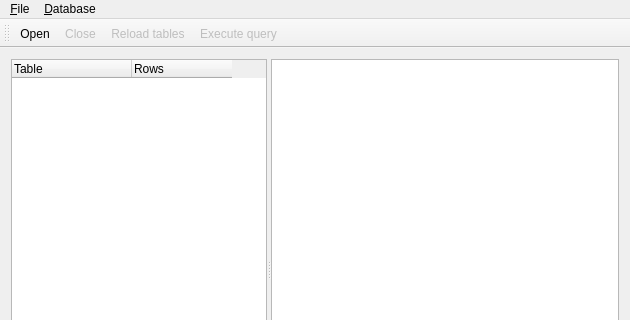
First picture: the form in mainwindow.ui, repository Mange/DBLite, before the edit; both pictures show x 0 to 630 and y 0 to 320 of the 630 by 511 pixel window.
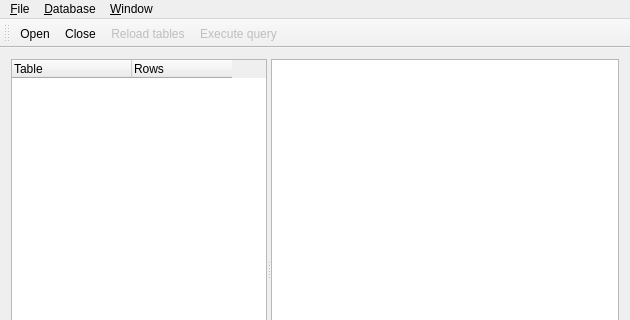
Second picture: the form after the edit. Icons and pictures are not drawn.

Commit message: Added 'New window' action

```diff
--- a/mainwindow.ui
+++ b/mainwindow.ui
@@ -127,8 +127,15 @@
     <addaction name="actionReloadTree"/>
     <addaction name="actionExecute_query"/>
    </widget>
+   <widget class="QMenu" name="menu_Window">
+    <property name="title">
+     <string>&amp;Window</string>
+    </property>
+    <addaction name="actionNewWindow"/>
+   </widget>
    <addaction name="menu_File"/>
    <addaction name="menu_Database"/>
+   <addaction name="menu_Window"/>
   </widget>
   <widget class="QToolBar" name="mainToolBar">
    <property name="toolButtonStyle">
@@ -187,7 +194,7 @@
     <bool>false</bool>
    </property>
    <property name="enabled">
-    <bool>false</bool>
+    <bool>true</bool>
    </property>
    <property name="icon">
     <iconset resource="resources.qrc">
```
Left out of the diff: 8 changed lines with no effect on the pictures. The commit also changes 2 other files.
